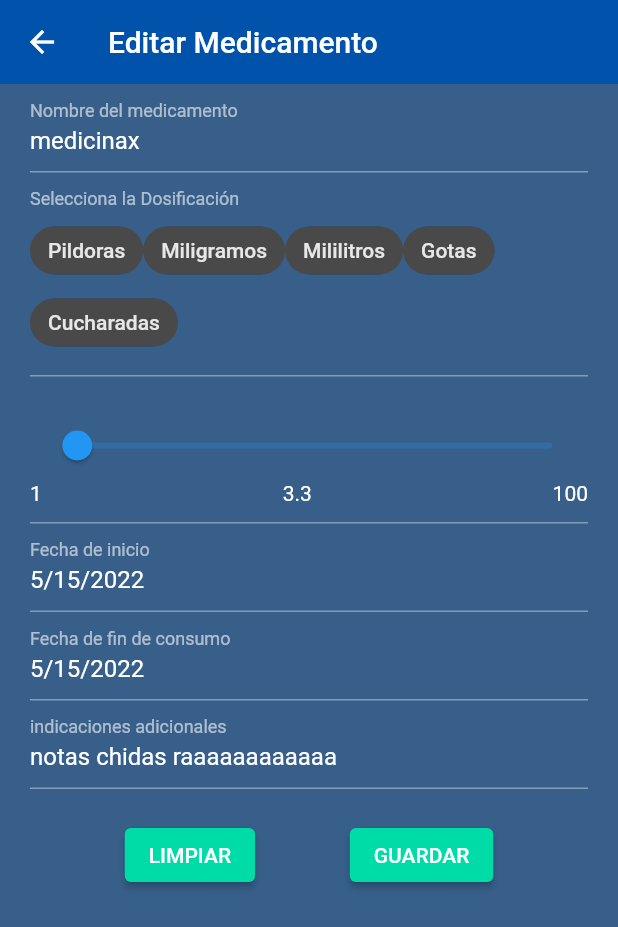
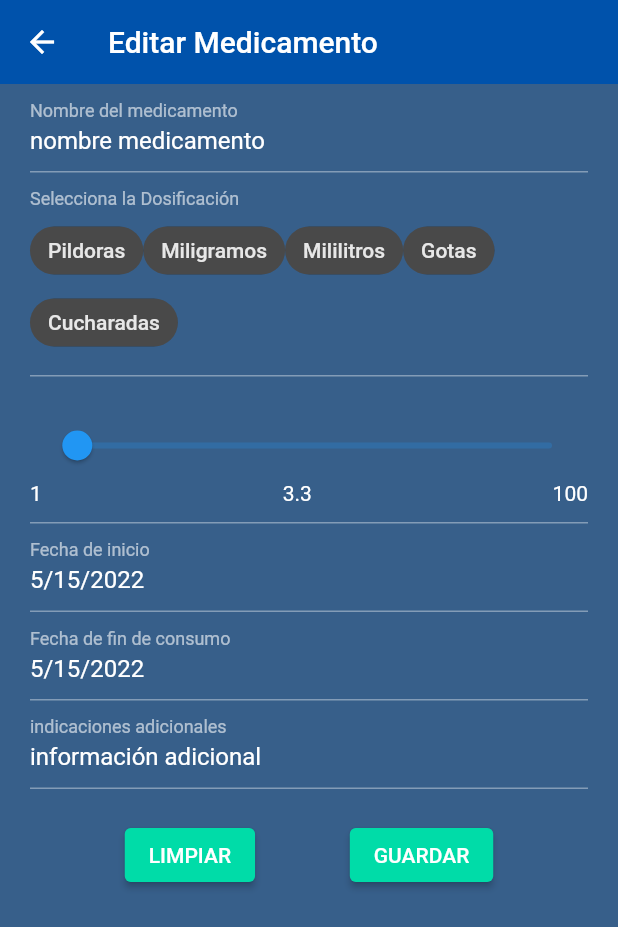
Before and after one commit to RIcki-cpu/help-med-repo, a Flutter app: the EditMedicineScreen screen opened by its route, on a phone screen of 412 x 824 dp. Shown: the top 927 px of the screen. Run offline on Flutter 3.47's test engine with Material 2 defaults, Android fonts, the phone set to English and light mode, and no system bars; drawn by our look-alikes of flutter_form_builder; our stand-ins replace cloud_firestore, firebase_auth, firebase_core, fluttertoast, form_builder_validators, sqflite; accounts and stored records are empty.

```diff
--- a/lib/main.dart
+++ b/lib/main.dart
@@ -6,6 +6,7 @@ import 'package:help_med/themes/app_theme.dart';
 
 Future<void> main() async {
   WidgetsFlutterBinding.ensureInitialized();
+  // initalize Firebase before the app
   await Firebase.initializeApp();
   runApp(MyApp());
 }
--- a/lib/screens/edit_medication_screen.dart
+++ b/lib/screens/edit_medication_screen.dart
@@ -54,12 +54,12 @@ class EditMedicineScreen extends StatelessWidget {
       datex = DateTime.now();
       datey = DateTime.now();
       initValues = {
-        'medic_name': 'medicinax',
+        'medic_name': 'nombre medicamento',
         'dosage': 'dosificación_tipo',
         'quantity': 3.3,
         'start_date': datex,
         'end_date': datey,
-        'notes': 'notas chidas raaaaaaaaaaaa'
+        'notes': 'información adicional'
       };
     } else {
       datex = dateFormat.parse(md1.startDate);
--- a/lib/screens/login_screen.dart
+++ b/lib/screens/login_screen.dart
@@ -168,6 +168,8 @@ class _LoginScreenState extends State<LoginScreen> {
 
 //login function
   void signIn(String email, String password) async {
+    // DatabaseReference _testRef = FirebaseDatabase.instance.ref().child('test');
+    // _testRef.set('Hola perraaa');
     if (_formKey.currentState!.validate()) {
       await _auth
           .signInWithEmailAndPassword(email: email, password: password)
--- a/lib/screens/registration_screen.dart
+++ b/lib/screens/registration_screen.dart
@@ -269,7 +269,7 @@ class _RegistrationScreenState extends State<RegistrationScreen> {
 
     //writing all the values
     userModel.email = user!.email;
-    userModel.uid = user!.uid;
+    userModel.uid = user.uid;
     userModel.firstName = firstNameEditingController.text;
     userModel.secondName = secondNameEditingController.text;
 
--- a/lib/util/category_card.dart
+++ b/lib/util/category_card.dart
@@ -17,6 +17,7 @@ class CategoryCard extends StatelessWidget {
           color: Colors.white,
         ),
         child: Row(
+          mainAxisSize: MainAxisSize.min,
           children: [
             Image.asset(
               iconImage,
```
Also changed, not shown: lib/screens/home_screen.dart (+14 -0 lines), pubspec.lock.
